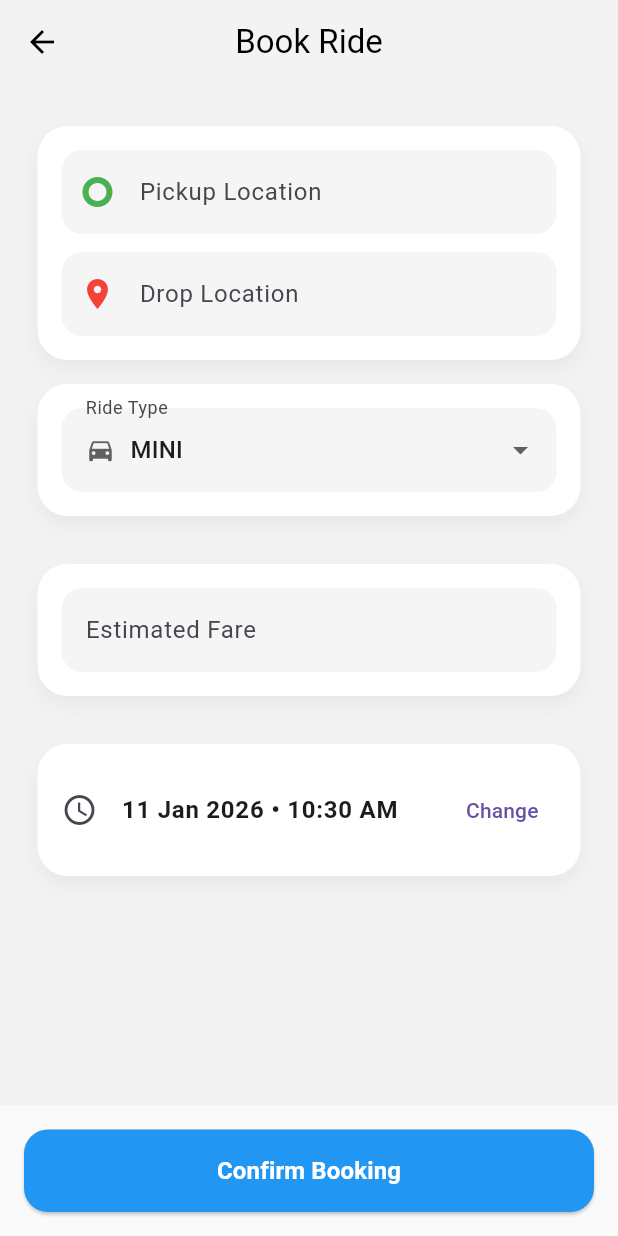
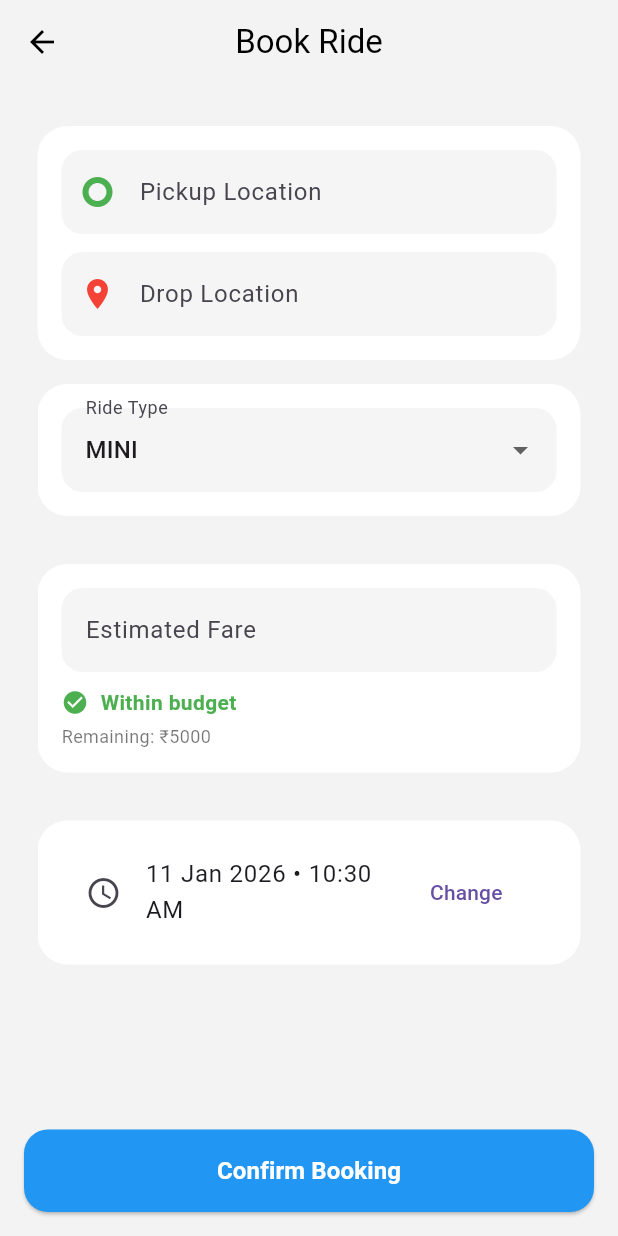
Before and after one commit to sushma-star/smatr_ride_booking, a Flutter app: the screen it shows after launch, after a tap on "New Ride", on a phone screen of 412 x 824 dp. Run offline on Flutter 3.47's test engine with Material 3 defaults, Android fonts, the phone set to English and light mode, and no system bars; our stand-ins replace fl_chart, flutter_riverpod, hive, hive_flutter; accounts and stored records are empty.

Commit message:
add monthly budget and spending limit in dashboard and creation time

```diff
--- a/lib/features/dashboard/dashboard_screen.dart
+++ b/lib/features/dashboard/dashboard_screen.dart
@@ -1,42 +1,48 @@
+
 import 'dart:ui';
 import 'package:flutter/material.dart';
 import 'package:flutter_riverpod/flutter_riverpod.dart';
 
 import '../../models/trip_model.dart';
-import '../../provider/trip_provider.dart';
- import '../trips/add_trip_screen.dart';
+
+import '../../provider/budget_provider.dart';
+import '../../provider/dashboard_provider.dart';
+import '../../widgets/monthly_budget_card.dart';
+import '../trips/add_trip_screen.dart';
 import '../trips/trip_list_screen.dart';
 import 'trip_chart.dart';
+
+
 
 class DashboardScreen extends ConsumerWidget {
   const DashboardScreen({super.key});
 
   @override
   Widget build(BuildContext context, WidgetRef ref) {
-     final trips = ref.watch(tripProvider);
+    final data = ref.watch(dashboardProvider);
+    final budget = ref.watch(budgetProvider);
 
-     final completedTrips =
-    trips.where((t) => t.status == RideStatus.completed).toList();
+     final trips = data['completedTrips'] as List<Trip>? ?? [];
 
-    final totalTrips = trips.length;
-
-    final totalAmount = completedTrips.fold<int>(
-      0,
-          (sum, t) => sum + t.fare.toInt(),
-    );
+     WidgetsBinding.instance.addPostFrameCallback((_) {
+      ref.read(budgetProvider.notifier).updateFromTrips(trips);
+    });
 
     return Scaffold(
-      backgroundColor: const Color(0xFFF3F3F3),
+      backgroundColor:Color(0xFFF3F3F3),
 
       appBar: AppBar(
         backgroundColor: const Color(0xFFF3F3F3),
+        foregroundColor: Colors.black,
         elevation: 0,
+        scrolledUnderElevation: 0,
+        surfaceTintColor: Colors.transparent,
         title: const Text(
           'Book a Ride',
           style: TextStyle(
             fontWeight: FontWeight.w800,
             fontSize: 22,
-            color: Colors.black54,
+            color:  Colors.black54,
           ),
         ),
         actions: const [
@@ -50,12 +56,17 @@ class DashboardScreen extends ConsumerWidget {
         ],
       ),
 
+
       floatingActionButton: FloatingActionButton.extended(
         backgroundColor: Colors.blue,
-        icon: const Icon(Icons.add, color: Colors.white),
+        elevation: 10,
+        icon: const Icon(Icons.add, color:  Colors.white),
         label: const Text(
           'New Ride',
-          style: TextStyle(fontWeight: FontWeight.w600,color: Colors.white),
+          style: TextStyle(
+            color: Colors.white,
+            fontWeight: FontWeight.w600,
+          ),
         ),
         onPressed: () {
           Navigator.push(
@@ -70,13 +81,10 @@ class DashboardScreen extends ConsumerWidget {
         child: Column(
           crossAxisAlignment: CrossAxisAlignment.start,
           children: [
-            _heroStats(
-              totalTrips: totalTrips,
-              totalAmount: totalAmount,
-            ),
 
-            const SizedBox(height: 28),
+            _heroStats(data),
 
+            const SizedBox(height: 10),
             _glassCard(
               child: Column(
                 crossAxisAlignment: CrossAxisAlignment.start,
@@ -84,29 +92,35 @@ class DashboardScreen extends ConsumerWidget {
                   const Text(
                     'Ride Analytics',
                     style: TextStyle(
-                      fontWeight: FontWeight.w700,
-                      fontSize: 18,
-                      color: Colors.black54,
+                        fontWeight: FontWeight.w700,
+                        fontSize: 18,
+                        color: Colors.black54
                     ),
                   ),
-                  const SizedBox(height: 16),
-                  TripChart(trips: completedTrips),
+                  const SizedBox(height: 7),
+                  TripChart(trips: trips),
                 ],
               ),
             ),
 
-            const SizedBox(height: 24),
+
+            if (budget.isLimitExceeded) _budgetGlass(),
+
+            const SizedBox(height: 10),
+            MonthlyBudgetCard(),
 
             const Text(
               'Recent Rides',
               style: TextStyle(
-                fontSize: 18,
-                fontWeight: FontWeight.w800,
-                color: Colors.black54,
+                  fontSize: 18,
+                  fontWeight: FontWeight.w800,
+                  color:  Colors.black54
               ),
             ),
+            const SizedBox(height: 5),
 
-            const SizedBox(height: 8),
+
+
             const TripListScreen(),
           ],
         ),
@@ -114,17 +128,13 @@ class DashboardScreen extends ConsumerWidget {
     );
   }
 
-
-  Widget _heroStats({
-    required int totalTrips,
-    required int totalAmount,
-  }) {
+  Widget _heroStats(Map data) {
     return Row(
       children: [
         Expanded(
           child: _statGlass(
             title: 'Trips',
-            value: totalTrips,
+            value: data['totalTrips'] ?? 0,
             icon: Icons.directions_car,
           ),
         ),
@@ -132,7 +142,7 @@ class DashboardScreen extends ConsumerWidget {
         Expanded(
           child: _statGlass(
             title: 'Spent',
-            value: totalAmount,
+            value: (data['totalAmount'] as num?)?.toInt() ?? 0,
             icon: Icons.currency_rupee,
             isMoney: true,
           ),
@@ -140,7 +150,6 @@ class DashboardScreen extends ConsumerWidget {
       ],
     );
   }
-
   Widget _statGlass({
     required String title,
     required int value,
@@ -148,30 +157,44 @@ class DashboardScreen extends ConsumerWidget {
     bool isMoney = false,
   }) {
     return Container(
-      padding: const EdgeInsets.all(14),
+      padding: const EdgeInsets.all(6),
       decoration: BoxDecoration(
         color: Colors.white,
         borderRadius: BorderRadius.circular(18),
       ),
-      child: Column(
+      child:
+      Column(
+        mainAxisSize: MainAxisSize.min,
+        crossAxisAlignment: CrossAxisAlignment. center,
         children: [
           Row(
             children: [
-              CircleAvatar(
-                backgroundColor: Colors.blue.withOpacity(0.12),
+              Container(
+                width: 38,
+                height: 38,
+                decoration: BoxDecoration(
+                  color: Colors.blue.withOpacity(0.12),
+                  shape: BoxShape.circle,
+                ),
                 child: Icon(icon, color: Colors.blue, size: 20),
               ),
-              const SizedBox(width: 12),
+              const SizedBox(width: 20),
+
               Text(
                 title,
                 style: const TextStyle(
+                  color: Colors.black54,
+                  fontSize: 12,
                   fontWeight: FontWeight.w600,
-                  color: Colors.black54,
                 ),
               ),
             ],
           ),
-          const SizedBox(height: 8),
+
+
+
+          const SizedBox(height: 4),
+
           TweenAnimationBuilder<int>(
             tween: IntTween(begin: 0, end: value),
             duration: const Duration(milliseconds: 800),
@@ -180,6 +203,7 @@ class DashboardScreen extends ConsumerWidget {
               style: const TextStyle(
                 fontSize: 22,
                 fontWeight: FontWeight.w800,
+                color: Colors.black87,
               ),
             ),
           ),
@@ -187,6 +211,9 @@ class DashboardScreen extends ConsumerWidget {
       ),
     );
   }
+
+
+
 
   Widget _glassCard({required Widget child}) {
     return ClipRRect(
@@ -196,8 +223,11 @@ class DashboardScreen extends ConsumerWidget {
         child: Container(
           padding: const EdgeInsets.all(20),
           decoration: BoxDecoration(
-            color: Colors.white,
+            color: Colors.white ,
             borderRadius: BorderRadius.circular(26),
+            border: Border.all(
+              color: Colors.white.withOpacity(0.3),
+            ),
             boxShadow: [
               BoxShadow(
                 color: Colors.black.withOpacity(0.08),
@@ -211,4 +241,21 @@ class DashboardScreen extends ConsumerWidget {
       ),
     );
   }
+
+  Widget _budgetGlass() {
+    return _glassCard(
+      child: Row(
+        children: const [
+          Icon(Icons.warning_rounded, color: Colors.yellow),
+          SizedBox(width: 12),
+          Expanded(
+            child: Text(
+              'You are over your monthly ride budget',
+              style: TextStyle(fontWeight: FontWeight.w600),
+            ),
+          ),
+        ],
+      ),
+    );
+  }
 }
--- a/lib/features/dashboard/trip_chart.dart
+++ b/lib/features/dashboard/trip_chart.dart
@@ -54,7 +54,7 @@ class TripChart extends StatelessWidget {
                 child: Padding(
                   padding: const EdgeInsets.all(2),
                   child: SizedBox(
-                    height: 170,
+                    height: 140,
                     child: PieChart(
                         PieChartData(
                           sectionsSpace: 2,
--- a/lib/features/trips/add_trip_screen.dart
+++ b/lib/features/trips/add_trip_screen.dart
@@ -10,6 +10,15 @@ import 'package:intl/intl.dart';
 
 import '../../provider/trip_provider.dart';
 
+import 'package:flutter/material.dart';
+import 'package:flutter_riverpod/flutter_riverpod.dart';
+import 'package:uuid/uuid.dart';
+import 'package:intl/intl.dart';
+
+import '../../models/trip_model.dart';
+import '../../models/ride_type.dart';
+import '../../provider/trip_provider.dart';
+import '../../provider/budget_provider.dart';
 
 class AddTripScreen extends ConsumerStatefulWidget {
   final Trip? editTrip;
@@ -29,6 +38,10 @@ class _AddTripScreenState extends ConsumerState<AddTripScreen> {
   RideType rideType = RideType.mini;
   DateTime selectedDateTime = DateTime.now();
 
+  double _enteredFare = 0;
+  bool _isOverLimit = false;
+  bool _isNearLimit = false;
+
   static const Color themeColor = Colors.blue;
 
   @override
@@ -40,7 +53,19 @@ class _AddTripScreenState extends ConsumerState<AddTripScreen> {
       fareController.text = widget.editTrip!.fare.toString();
       rideType = widget.editTrip!.rideType;
       selectedDateTime = widget.editTrip!.dateTime;
+      _enteredFare = widget.editTrip!.fare;
     }
+  }
+
+  void _recalculateBudget() {
+    final budget = ref.read(budgetProvider);
+    final remaining = budget.remainingFor(rideType);
+
+    setState(() {
+      _isOverLimit = _enteredFare > remaining;
+      _isNearLimit =
+          _enteredFare > remaining * 0.8 && _enteredFare <= remaining;
+    });
   }
 
   void _submit() {
@@ -51,30 +76,31 @@ class _AddTripScreenState extends ConsumerState<AddTripScreen> {
       pickup: pickupController.text.trim(),
       drop: dropController.text.trim(),
       rideType: rideType,
-      fare: double.parse(fareController.text),
-      status: widget.editTrip?.status ?? RideStatus.requested,
+      fare: _enteredFare,
+      status: widget.editTrip?.status ?? RideStatus.completed,
       dateTime: selectedDateTime,
     );
 
     widget.editTrip == null
         ? ref.read(tripProvider.notifier).addTrip(trip)
-        : ref.read(tripProvider.notifier).updateTrip(trip);
+        : ref.read(tripProvider.notifier).updateTrip(trip,RideStatus.completed as WidgetRef);
 
     Navigator.pop(context);
   }
 
   @override
   Widget build(BuildContext context) {
+    final budget = ref.watch(budgetProvider);
+    final remaining = budget.remainingFor(rideType);
+
     return Scaffold(
-      backgroundColor: Color(0xFFF3F3F3),
+      backgroundColor: const Color(0xFFF3F3F3),
       appBar: AppBar(
         title: Text(widget.editTrip == null ? 'Book Ride' : 'Edit Ride'),
+        backgroundColor: const Color(0xFFF3F3F3),
+        foregroundColor: Colors.black,
         elevation: 0,
-        backgroundColor:Color(0xFFF3F3F3),
         centerTitle: true,
-        foregroundColor: Colors.black,
-
-
       ),
       body: SafeArea(
         child: Form(
@@ -84,14 +110,13 @@ class _AddTripScreenState extends ConsumerState<AddTripScreen> {
             child: Column(
               children: [
                 _routeSection(),
-
                 Expanded(
                   child: SingleChildScrollView(
                     child: Column(
                       children: [
                         _rideTypeSection(),
                         const SizedBox(height: 16),
-                        _fareSection(),
+                        _fareSection(remaining),
                         const SizedBox(height: 16),
                         _dateTimeSection(),
                         const SizedBox(height: 100),
@@ -104,15 +129,14 @@ class _AddTripScreenState extends ConsumerState<AddTripScreen> {
           ),
         ),
       ),
-
       bottomNavigationBar: SafeArea(
         child: Container(
           padding: const EdgeInsets.all(16),
-          color: Colors.grey.shade50,
           child: ElevatedButton(
-            onPressed: _submit,
+            onPressed: _isOverLimit ? null : _submit,
             style: ElevatedButton.styleFrom(
-              backgroundColor: themeColor,
+              backgroundColor:
+              _isOverLimit ? Colors.grey : themeColor,
               padding: const EdgeInsets.symmetric(vertical: 16),
               shape: RoundedRectangleBorder(
                 borderRadius: BorderRadius.circular(16),
@@ -155,56 +179,88 @@ class _AddTripScreenState extends ConsumerState<AddTripScreen> {
     );
   }
 
-  IconData rideTypeIcon(RideType type) {
-    switch (type) {
-      case RideType.bike:
-        return Icons.two_wheeler;
-      case RideType.auto:
-        return Icons.local_taxi;
-      case RideType.mini:
-        return Icons.directions_car;
-      case RideType.sedan:
-        return Icons.airport_shuttle;
-    }
-  }
-
   Widget _rideTypeSection() {
     return _cardContainer(
       child: DropdownButtonFormField<RideType>(
-        dropdownColor: Colors.white,
         value: rideType,
-        decoration: _inputDecoration('Ride Type', Icons.directions_car),
+        decoration: _inputDecoration('Ride Type'),
         items: RideType.values.map((type) {
-          return DropdownMenuItem<RideType>(
+          return DropdownMenuItem(
             value: type,
-            child: Row(
-              children: [
-                Icon(
-                  rideTypeIcon(type),
-                  size: 20,
-                  color: Colors.grey.shade700,
-                ),
-                const SizedBox(width: 10),
-                Text(
-                  type.label,
-                  style: const TextStyle(fontWeight: FontWeight.w500),
-                ),
-              ],
-            ),
+            child: Text(type.label),
           );
         }).toList(),
-        onChanged: (v) => setState(() => rideType = v!),
+        onChanged: (v) {
+          rideType = v!;
+          _recalculateBudget();
+        },
       ),
     );
   }
 
-  Widget _fareSection() {
+  Widget _fareSection(double remaining) {
     return _cardContainer(
-      child: TextFormField(
-        controller: fareController,
-        keyboardType: TextInputType.number,
-        decoration: _inputDecoration('Estimated Fare', Icons.currency_rupee),
-        validator: (v) => v == null || v.isEmpty ? 'Enter fare amount' : null,
+      child: Column(
+        crossAxisAlignment: CrossAxisAlignment.start,
+        children: [
+          TextFormField(
+            controller: fareController,
+            keyboardType: TextInputType.number,
+            decoration: _inputDecoration('Estimated Fare').copyWith(
+              errorText: _isOverLimit
+                  ? 'Exceeds remaining budget ₹${remaining.toInt()}'
+                  : null,
+            ),
+            onChanged: (v) {
+              _enteredFare = double.tryParse(v) ?? 0;
+              _recalculateBudget();
+            },
+            validator: (v) {
+              if (v == null || v.isEmpty) return 'Enter fare amount';
+              if (_isOverLimit) return 'Over monthly budget';
+              return null;
+            },
+          ),
+          const SizedBox(height: 10),
+          Row(
+            children: [
+              Icon(
+                _isOverLimit
+                    ? Icons.error
+                    : _isNearLimit
+                    ? Icons.warning
+                    : Icons.check_circle,
+                color: _isOverLimit
+                    ? Colors.red
+                    : _isNearLimit
+                    ? Colors.orange
+                    : Colors.green,
+                size: 18,
+              ),
+              const SizedBox(width: 8),
+              Text(
+                _isOverLimit
+                    ? 'Budget exceeded'
+                    : _isNearLimit
+                    ? 'Approaching budget limit'
+                    : 'Within budget',
+                style: TextStyle(
+                  fontWeight: FontWeight.w600,
+                  color: _isOverLimit
+                      ? Colors.red
+                      : _isNearLimit
+                      ? Colors.orange
+                      : Colors.green,
+                ),
+              ),
+            ],
+          ),
+          const SizedBox(height: 4),
+          Text(
+            'Remaining: ₹${remaining.toInt()}',
+            style: const TextStyle(fontSize: 12, color: Colors.black54),
+          ),
+        ],
       ),
     );
   }
@@ -212,11 +268,9 @@ class _AddTripScreenState extends ConsumerState<AddTripScreen> {
   Widget _dateTimeSection() {
     return _cardContainer(
       child: ListTile(
-        contentPadding: EdgeInsets.zero,
         leading: const Icon(Icons.schedule),
         title: Text(
           DateFormat('dd MMM yyyy • hh:mm a').format(selectedDateTime),
-          style: const TextStyle(fontWeight: FontWeight.w600),
         ),
         trailing: TextButton(
           child: const Text('Change'),
@@ -258,13 +312,6 @@ class _AddTripScreenState extends ConsumerState<AddTripScreen> {
       decoration: BoxDecoration(
         color: Colors.white,
         borderRadius: BorderRadius.circular(20),
-        boxShadow: [
-          BoxShadow(
-            color: Colors.black.withOpacity(0.05),
-            blurRadius: 12,
-            offset: const Offset(0, 6),
-          ),
-        ],
       ),
       child: child,
     );
@@ -292,10 +339,10 @@ class _AddTripScreenState extends ConsumerState<AddTripScreen> {
     );
   }
 
-  InputDecoration _inputDecoration(String label, IconData icon) {
+  InputDecoration _inputDecoration(String label) {
     return InputDecoration(
       labelText: label,
-       filled: true,
+      filled: true,
       fillColor: Colors.grey.shade100,
       border: OutlineInputBorder(
         borderRadius: BorderRadius.circular(14),
--- /dev/null
+++ b/lib/models/dudget_month.dart
@@ -0,0 +1,5 @@
+class MonthlyBudget {
+  final double limit;
+
+  const MonthlyBudget({required this.limit});
+}
--- /dev/null
+++ b/lib/provider/budget_provider.dart
@@ -0,0 +1,60 @@
+import 'package:flutter_riverpod/flutter_riverpod.dart';
+import '../models/ride_type.dart';
+import '../models/trip_model.dart';
+import 'budget_state.dart';
+
+final budgetProvider =
+StateNotifierProvider<BudgetNotifier, BudgetState>((ref) {
+  return BudgetNotifier();
+});
+
+ class BudgetNotifier extends StateNotifier<BudgetState> {
+  BudgetNotifier() : super(
+    BudgetState(
+      limits: {
+        RideType.mini: 5000,
+        RideType.sedan: 8000,
+        RideType.auto: 3000,
+        RideType.bike: 2000,
+      },
+      spent: {},
+    ),
+  );
+
+   void updateFromTrips(List<Trip> trips) {
+    final now = DateTime.now();
+    Map<RideType, double> newSpent = {};
+
+    for (var t in trips) {
+      if (t.dateTime.month == now.month && t.dateTime.year == now.year) {
+        newSpent[t.rideType] = (newSpent[t.rideType] ?? 0) + t.fare;
+      }
+    }
+
+    state = BudgetState(limits: state.limits, spent: newSpent);
+  }
+
+
+  double get totalSpent => state.spent.values.fold(0.0, (a, b) => a + b);
+  double get totalLimit => state.limits.values.fold(0.0, (a, b) => a + b);
+  bool get isLimitExceeded => totalSpent > totalLimit;
+
+
+  double calculateMonthlySpend(List trips) {
+    final now = DateTime.now();
+
+    return trips
+        .where((t) =>
+    t.dateTime.month == now.month &&
+        t.dateTime.year == now.year)
+        .fold(0.0, (sum, t) => sum + t.fare);
+  }
+
+  void addExpense(RideType type, double amount) {
+    final current = state.spent[type] ?? 0;
+    state = BudgetState(
+      limits: state.limits,
+      spent: {...state.spent, type: current + amount},
+    );
+  }
+}
--- /dev/null
+++ b/lib/provider/dashboard_provider.dart
@@ -0,0 +1,16 @@
+import 'package:flutter_riverpod/flutter_riverpod.dart';
+import 'trip_provider.dart';
+import '../models/trip_model.dart';
+
+final dashboardProvider = Provider((ref) {
+  final trips = ref.watch(tripProvider);
+  final completed =
+  trips.where((t) => t.status == RideStatus.completed);
+
+  return {
+    'totalTrips': completed.length,
+    'totalAmount':
+    completed.fold<double>(0, (s, t) => s + t.fare),
+    'completedTrips': completed.toList(),
+  };
+});
--- a/lib/services/hie_services.dart
+++ b/lib/services/hie_services.dart
@@ -4,9 +4,17 @@ import '../models/ride_type.dart';
 
 class HiveService {
   static Future<void> init() async {
-    Hive.registerAdapter(TripAdapter());
-    Hive.registerAdapter(RideStatusAdapter());
-    Hive.registerAdapter(RideTypeAdapter());
+    if (!Hive.isAdapterRegistered(0)) {
+      Hive.registerAdapter(RideStatusAdapter());
+    }
+
+    if (!Hive.isAdapterRegistered(1)) {
+      Hive.registerAdapter(RideTypeAdapter());
+    }
+
+    if (!Hive.isAdapterRegistered(2)) {
+      Hive.registerAdapter(TripAdapter());
+    }
   }
 
   static Box<Trip> tripBox() => Hive.box<Trip>('trips');
--- /dev/null
+++ b/lib/widgets/monthly_budget_card.dart
@@ -0,0 +1,119 @@
+import 'package:flutter/material.dart';
+import 'package:flutter_riverpod/flutter_riverpod.dart';
+
+import '../models/ride_type.dart';
+import '../provider/budget_provider.dart';
+import '../provider/trip_provider.dart';
+
+class MonthlyBudgetCard extends ConsumerWidget {
+  const MonthlyBudgetCard({super.key});
+
+  IconData _rideTypeIcon(RideType type) {
+    switch (type) {
+      case RideType.mini:
+        return Icons.directions_car;
+      case RideType.sedan:
+        return Icons.airport_shuttle;
+      case RideType.auto:
+        return Icons.local_taxi;
+      case RideType.bike:
+        return Icons.two_wheeler;
+    }
+  }
+
+  @override
+  Widget build(BuildContext context, WidgetRef ref) {
+    final trips = ref.watch(tripProvider);
+    final budget = ref.watch(budgetProvider);
+    final exceeded = budget.isLimitExceeded;
+
+    return Container(
+      margin: const EdgeInsets.symmetric(vertical: 8, horizontal: 1),
+      padding: const EdgeInsets.all(8),
+      decoration: BoxDecoration(
+        color: Colors.white,
+        borderRadius: BorderRadius.circular(20),
+        boxShadow: [
+          BoxShadow(
+            color: Colors.black.withOpacity(0.05),
+            blurRadius: 12,
+            offset: const Offset(0, 6),
+          ),
+        ],
+      ),
+      child: Column(
+        crossAxisAlignment: CrossAxisAlignment.start,
+        children: [
+          const Text(
+            'Monthly Ride Budget',
+            style: TextStyle(fontSize: 16, fontWeight: FontWeight.bold,color: Colors.black54),
+          ),
+          const SizedBox(height: 12),
+
+           Wrap(
+            spacing: 12,
+            runSpacing: 20,
+            children: RideType.values.map((type) {
+              final spent = budget.spent[type] ?? 0;
+              final limit = budget.limits[type] ?? 0;
+              final isOver = spent == limit;
+              return Container(
+                width: (MediaQuery.of(context).size.width - 64) / 2,
+                padding: const EdgeInsets.symmetric(vertical: 5),
+                decoration: BoxDecoration(
+                  color: isOver
+                      ? Colors.red.shade100
+                      : spent > 0
+                      ? Colors.blue.shade50
+                      : Colors.grey.shade200,
+                  borderRadius: BorderRadius.circular(12),
+                ),
+                child: Column(
+                  mainAxisSize: MainAxisSize.min,
+                  children: [
+                    Icon(
+                      _rideTypeIcon(type),
+                      color: isOver ? Colors.red : Colors.blue,
+                      size: 24,
+                    ),
+                    const SizedBox(height: 6),
+                    Text(
+                      type.label,
+                      style: const TextStyle(
+                        fontWeight: FontWeight.w600,
+                        fontSize: 14,
+                        color:  Colors.black54
+                      ),
+                    ),
+                    const SizedBox(height: 4),
+                    Text(
+                      '₹${spent.toInt()} / ₹${limit.toInt()}',
+                      style: TextStyle(
+                        fontWeight: FontWeight.bold,
+                        color: isOver ? Colors.red : Colors.black54,
+                        fontSize: 14,
+                      ),
+                    ),
+                  ],
+                ),
+              );
+
+             }).toList(),
+          ),
+
+          const Divider(height: 20, thickness: 1),
+
+          Text(
+            (budget.totalLimit - budget.totalSpent).toInt() == 0
+                ? '⚠ Budget Exceeded!'
+                : 'Remaining: ₹${(budget.totalLimit - budget.totalSpent).toInt()}',
+            style: TextStyle(
+              fontWeight: FontWeight.bold,
+              color:  (budget.totalLimit - budget.totalSpent).toInt() == 0  ? Colors.red : Colors.green,
+            ),
+          ),
+        ],
+      ),
+    );
+  }
+}
--- a/pubspec.yaml
+++ b/pubspec.yaml
@@ -40,6 +40,7 @@ dependencies:
   charts_flutter: ^0.12.0
   fl_chart: ^0.66.0
   uuid: ^4.3.3
+
 dev_dependencies:
   flutter_test:
     sdk: flutter
```
Also changed, not shown: lib/features/trips/trip_tile.dart (+62 -20 lines), lib/main.dart (+4 -3 lines), lib/provider/budget_state.dart (added, +31 -0 lines), lib/provider/trip_provider.dart (+14 -4 lines), lib/models/ride_type.g.dart.
